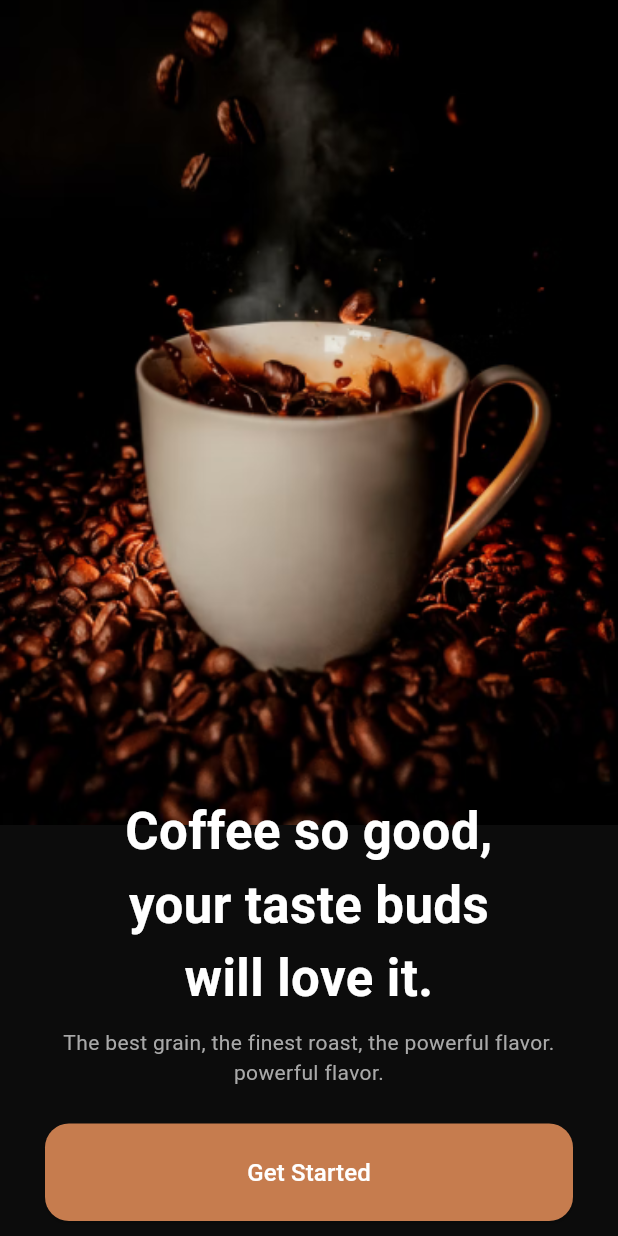
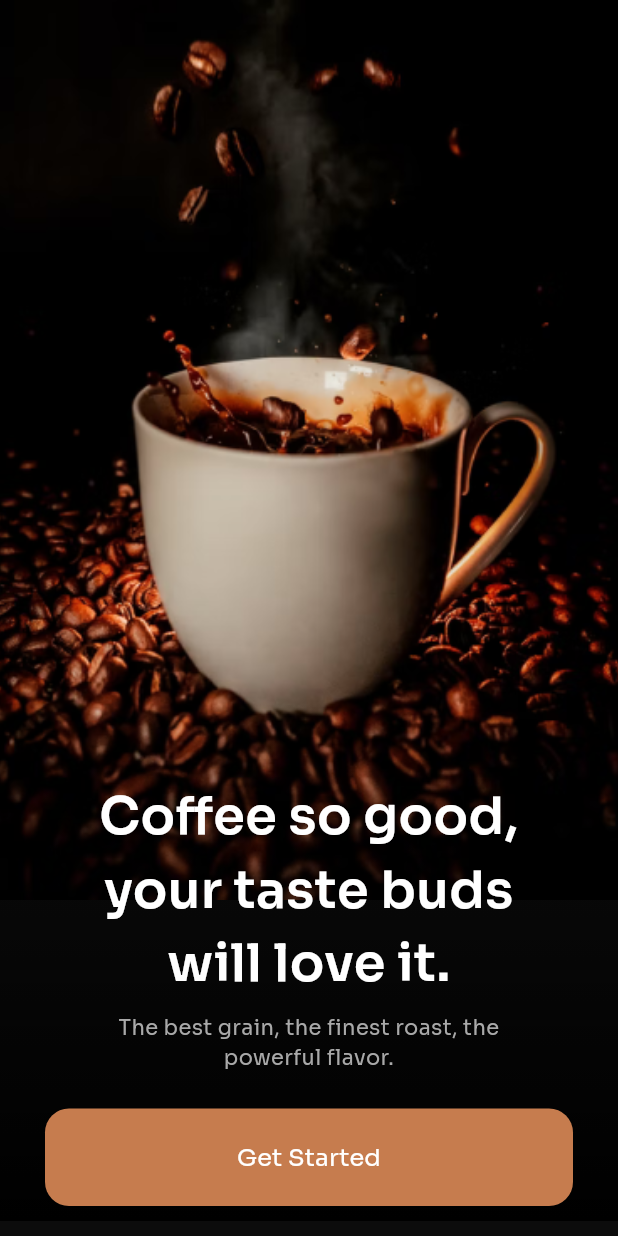
Before and after one commit to onaya7/Coffie, a Flutter app: the screen it shows after launch, on a phone screen of 412 x 824 dp. Run offline on Flutter 3.47's test engine with Material 3 defaults, Android fonts, the light colour scheme and no system bars.

Commit message:
ref: Update styles and fonts in main.dart and onboarding.dart

```diff
--- a/lib/main.dart
+++ b/lib/main.dart
@@ -18,6 +18,7 @@
         primaryColorLight: Colors.white,
         primaryColorDark: Colors.black,
         useMaterial3: true,
+        fontFamily: 'Sora',
       ),
       home: const Onboarding(),
     );
--- a/lib/pages/onbording.dart
+++ b/lib/pages/onbording.dart
@@ -21,7 +21,7 @@ class Onboarding extends StatelessWidget {
             Positioned(
               child: Container(
                   width: w,
-                  height: 550,
+                  height: 600,
                   color: Colors.amberAccent,
                   child: const Image(
                     image: AssetImage("assets/images/onboarding1.png"),
@@ -33,9 +33,14 @@ class Onboarding extends StatelessWidget {
               child: Expanded(
                 child: Container(
                   width: w,
-                  padding:
-                      const EdgeInsets.only(top: 52.0, right: 30.0, left: 30.0),
-                  decoration: const BoxDecoration(color: Colors.transparent),
+                  padding: const EdgeInsets.only(
+                      top: 52.0, right: 30.0, bottom: 10.0, left: 30.0),
+                  decoration: const BoxDecoration(
+                      gradient: LinearGradient(
+                    begin: Alignment.topCenter,
+                    end: Alignment.bottomCenter,
+                    colors: [Color(0x00000000), Colors.black],
+                  )),
                   child: Column(
                     children: [
                       const Text(
@@ -64,7 +69,7 @@ class Onboarding extends StatelessWidget {
                       ),
                       const SizedBox(height: 8),
                       const Text(
-                        'The best grain, the finest roast, the powerful flavor.',
+                        'The best grain, the finest roast, the',
                         textAlign: TextAlign.center,
                         style: TextStyle(
                             fontSize: 14,
--- a/pubspec.yaml
+++ b/pubspec.yaml
@@ -79,6 +79,8 @@ flutter:
   - family: Sora
     fonts:
       - asset: assets/fonts/Sora-Regular.ttf
+      - asset: assets/fonts/Sora-SemiBold.ttf
+
   # fonts:
   #   - font: Sora-Regular.ttf
 
```
Also changed, not shown: assets/fonts/Sora-SemiBold.ttf (added).
